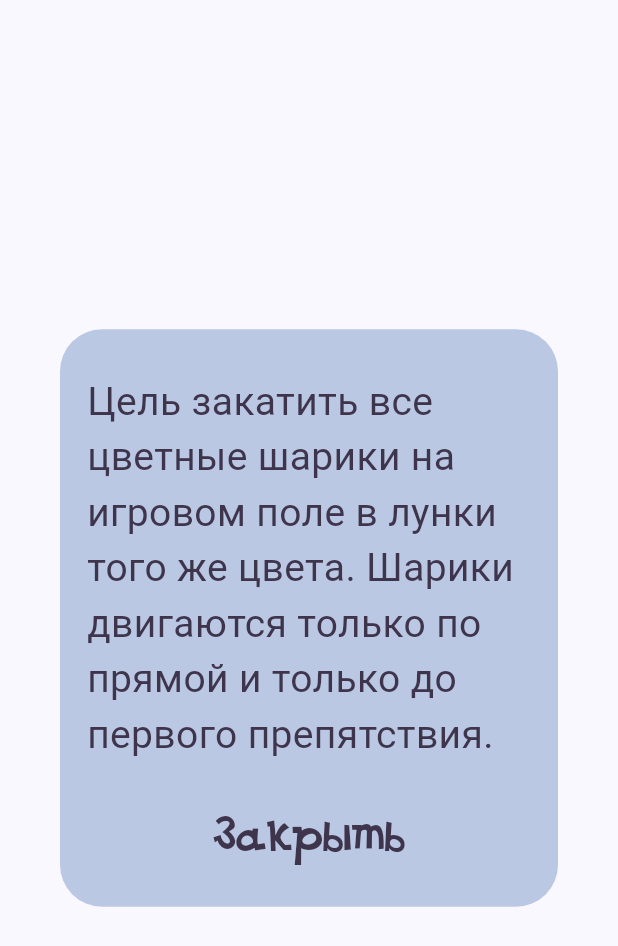
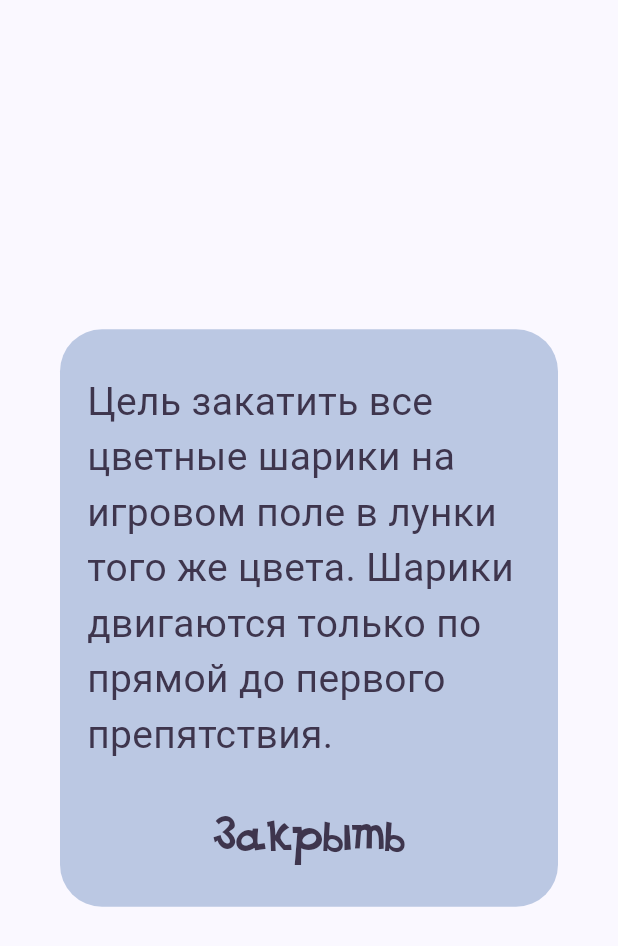
Before and after one commit to vachtung-gigabidze/qlutter, a Flutter app: the InformationDialog widget shown alone on an empty page, opened directly with empty values, on a phone screen of 412 x 824 dp. Shown: the top 946 px of the screen. Run offline on Flutter 3.47's test engine with Material 2 defaults, Android fonts, the light colour scheme and no system bars; our stand-ins replace dio, flutter_bloc, freezed_annotation, get_it, go_router, injectable and 2 more; accounts and stored records are empty; network calls fail.

```diff
--- a/lib/feature/settings/information_dialog.dart
+++ b/lib/feature/settings/information_dialog.dart
@@ -29,7 +29,7 @@ class InformationDialog extends StatelessWidget {
           Padding(
             padding: const EdgeInsets.all(18.0),
             child: Text(
-              'Цель закатить все цветные шарики на игровом поле в лунки того же цвета. Шарики двигаются только по прямой и только до первого препятствия.',
+              'Цель закатить все цветные шарики на игровом поле в лунки того же цвета. Шарики двигаются только по прямой до первого препятствия.',
               style: TextStyle(fontFamily: 'Roboto', color: palette.ink),
               textAlign: TextAlign.left,
             ),
```
Also changed, not shown: 4 other files.
